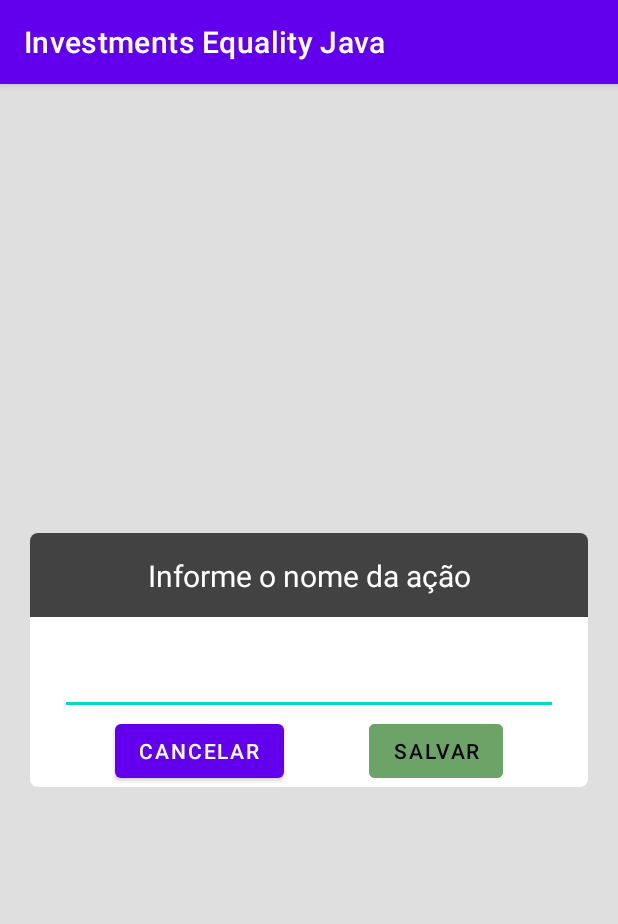
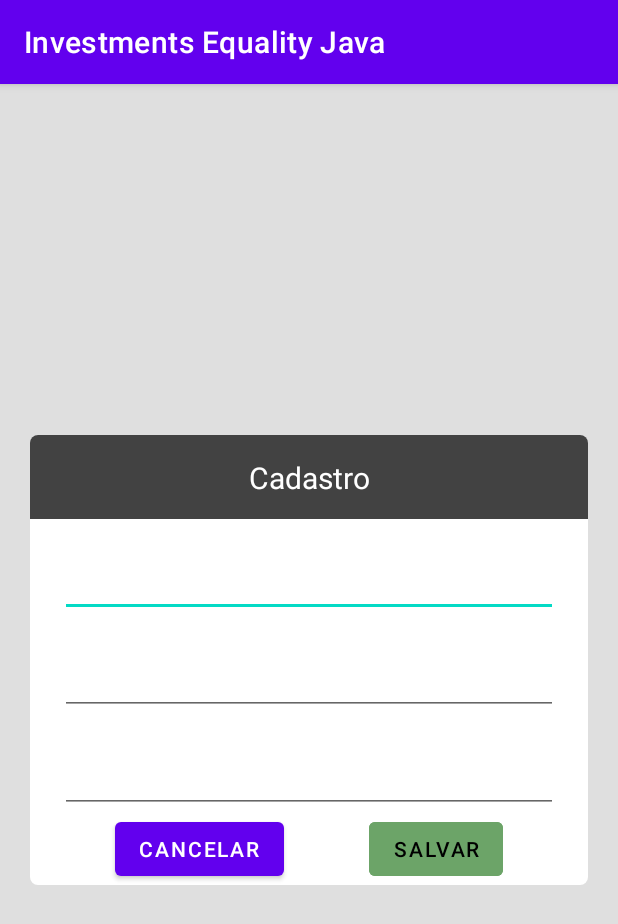
Before and after one commit to JuanHermann/Investments-Equality-Java, an Android app: the fragment DialogAssetFragment shown on its own in the app's theme, on a phone screen of 412 x 824 dp. Shown: the top 924 px of the screen. Run offline under Robolectric (Android 15) with nearby library versions, the phone set to English and light mode, and no system bars; our stand-ins replace Room's generated code.

Commit message:
adding value and quantity input.

```diff
--- a/app/src/main/java/com/juanstudy/investmentsequalityjava/DialogAssetFragment.java
+++ b/app/src/main/java/com/juanstudy/investmentsequalityjava/DialogAssetFragment.java
@@ -35,7 +35,7 @@ public class DialogAssetFragment extends Fragment {
     public void onViewCreated(View view, @Nullable Bundle savedInstanceState) {
         super.onViewCreated(view, savedInstanceState);
 
-        binding.etAssetTag.requestFocus();
+        binding.etStockName.requestFocus();
 
         setOnClick();
     }
@@ -43,9 +43,9 @@ public class DialogAssetFragment extends Fragment {
     private void setOnClick() {
         binding.buttonCancel.setOnClickListener(view -> dismiss());
         binding.constraintParent.setOnClickListener(view -> dismiss());
-        binding.etAssetTag.addTextChangedListener(getTextWatcher());
+        binding.etStockName.addTextChangedListener(getTextWatcher());
         binding.buttonSave.setOnClickListener(view -> {
-            viewModel.insert(new Asset(binding.etAssetTag.getText().toString()));
+            viewModel.insert(new Asset(binding.etStockName.getText().toString(),Integer.parseInt( binding.etStockQuantity.getText().toString()),Double.parseDouble(binding.etStockValue.getText().toString())));
             dismiss();
         });
     }
--- a/app/src/main/java/com/juanstudy/investmentsequalityjava/MainActivity.java
+++ b/app/src/main/java/com/juanstudy/investmentsequalityjava/MainActivity.java
@@ -18,6 +18,8 @@ import com.juanstudy.investmentsequalityjava.ViewModels.MainViewModel;
 import com.juanstudy.investmentsequalityjava.adapter.AssetsAdapter;
 import com.juanstudy.investmentsequalityjava.databinding.ActivityMainBinding;
 
+import java.text.SimpleDateFormat;
+import java.util.Calendar;
 import java.util.List;
 
 import retrofit2.Call;
@@ -80,7 +82,7 @@ public class MainActivity extends AppCompatActivity {
                 List<Paper> papers = response.body().getResults();
                 if (response.isSuccessful() && papers.size() > 0) {
                     adapter.setAssetsData(papers);
-                    binding.tvLastUpdate.setText(getString(R.string.last_update, papers.get(0).getData().split("T")[1].substring(0,5)));
+                    binding.tvLastUpdate.setText(getString(R.string.last_update, SimpleDateFormat.getTimeInstance().format(Calendar.getInstance().getTime())));
                     binding.srlAssets.setRefreshing(false);
                 }
             }
--- a/app/src/main/java/com/juanstudy/investmentsequalityjava/Models/Asset.java
+++ b/app/src/main/java/com/juanstudy/investmentsequalityjava/Models/Asset.java
@@ -13,11 +13,11 @@ public class Asset {
     private Integer dataCom;
 
 
-    public Asset(String tag) {
+    public Asset(String tag,int quantity, Double price) {
         this.id = null;
         this.tag = tag;
-        this.quantity = 0;
-        this.price = 0.0;
+        this.quantity = quantity;
+        this.price = price;
     }
 
     public Integer getId() {
--- a/app/src/main/res/layout/fragment_dialog_asset.xml
+++ b/app/src/main/res/layout/fragment_dialog_asset.xml
@@ -30,7 +30,7 @@
         <TextView
             android:layout_width="wrap_content"
             android:layout_height="wrap_content"
-            android:text="@string/informe_stock_name"
+            android:text="@string/input_insert"
             android:textColor="@color/white"
             android:textSize="20sp"
             app:layout_constraintBottom_toBottomOf="@id/toolbar"
@@ -39,17 +39,37 @@
             app:layout_constraintTop_toTopOf="@id/toolbar" />
 
         <androidx.appcompat.widget.AppCompatEditText
-
-            android:id="@+id/et_asset_tag"
+            android:id="@+id/et_stock_name"
             android:layout_width="match_parent"
-
             android:layout_height="wrap_content"
             android:layout_margin="20dp"
             android:autofillHints="name"
-            android:inputType="text"
+            android:inputType="textCapCharacters"
             android:textAlignment="center"
             app:layout_constraintStart_toStartOf="parent"
             app:layout_constraintTop_toBottomOf="@id/toolbar" />
+
+        <androidx.appcompat.widget.AppCompatEditText
+            android:id="@+id/et_stock_quantity"
+            android:layout_width="match_parent"
+            android:layout_height="wrap_content"
+            android:layout_margin="20dp"
+            android:autofillHints="name"
+            android:inputType="number"
+            android:textAlignment="center"
+            app:layout_constraintStart_toStartOf="parent"
+            app:layout_constraintTop_toBottomOf="@id/et_stock_name" />
+
+        <androidx.appcompat.widget.AppCompatEditText
+            android:id="@+id/et_stock_value"
+            android:layout_width="match_parent"
+            android:layout_height="wrap_content"
+            android:layout_margin="20dp"
+            android:autofillHints="name"
+            android:inputType="numberDecimal"
+            android:textAlignment="center"
+            app:layout_constraintStart_toStartOf="parent"
+            app:layout_constraintTop_toBottomOf="@id/et_stock_quantity" />
 
 
         <Button
@@ -60,7 +80,7 @@
             app:layout_constraintBottom_toBottomOf="parent"
             app:layout_constraintEnd_toStartOf="@id/button_save"
             app:layout_constraintStart_toStartOf="parent"
-            app:layout_constraintTop_toBottomOf="@id/et_asset_tag" />
+            app:layout_constraintTop_toBottomOf="@id/et_stock_value" />
 
         <Button
             android:id="@+id/button_save"
--- a/app/src/main/res/values/strings.xml
+++ b/app/src/main/res/values/strings.xml
@@ -27,5 +27,7 @@
     <string name="api_error">Erro na API: %s</string>
     <string name="cancel">Cancelar</string>
     <string name="save">Salvar</string>
-    <string name="informe_stock_name">Informe o nome da ação</string>
+    <string name="inform_stock_name">Informe o nome da ação</string>
+    <string name="input_insert">Cadastro</string>
+    <string name="input_edit">Edição</string>
 </resources>
```
